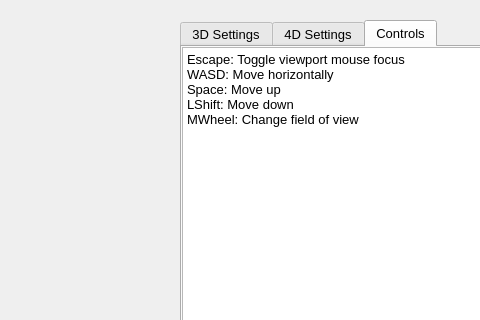
Qt form src/Viewport.ui (Luminic/NWAPW_RayTracer) before a commit; both pictures show x 590 to 1070 and y 0 to 320 of the 1280 by 640 pixel window.
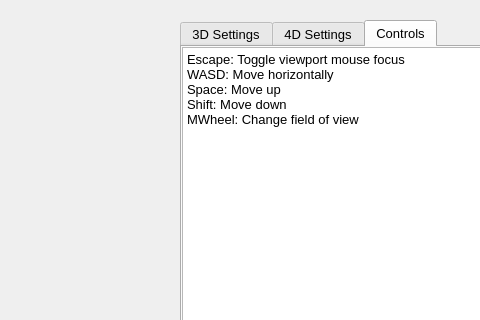
The same form after that commit. The open tabs and pages were chosen to show the change.

```diff
--- a/src/Viewport.ui
+++ b/src/Viewport.ui
@@ -187,7 +187,7 @@
       <string>Escape: Toggle viewport mouse focus
 WASD: Move horizontally
 Space: Move up
-LShift: Move down
+Shift: Move down
 MWheel: Change field of view</string>
      </property>
     </widget>
```
